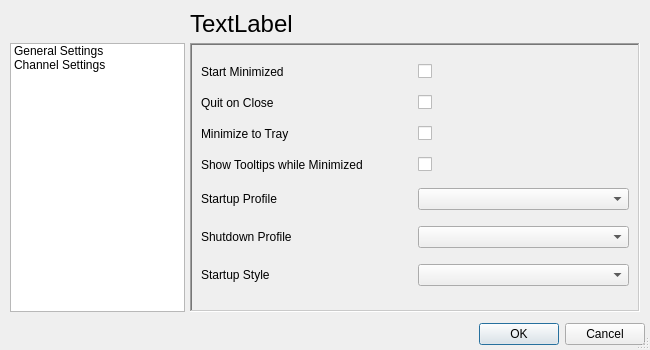
Qt form gui_preferences.ui (Shub77/phoebetria-code) before a commit.
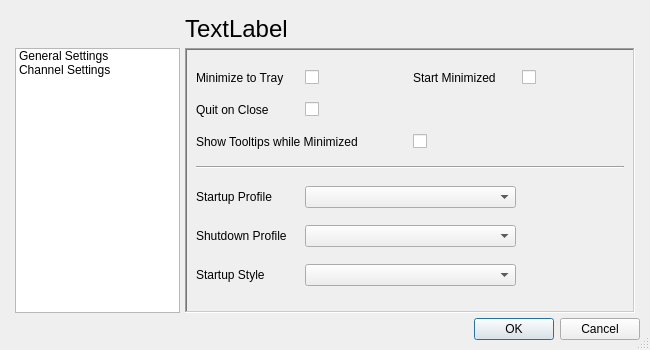
The same form after that commit.

Commit message: Some more layout tweaks in preferences.

Diff of the .ui file:
```diff
--- a/gui_preferences.ui
+++ b/gui_preferences.ui
@@ -27,7 +27,10 @@
   </property>
   <layout class="QGridLayout" name="gridLayout_5">
    <property name="margin">
-    <number>5</number>
+    <number>10</number>
+   </property>
+   <property name="spacing">
+    <number>0</number>
    </property>
    <item row="0" column="0">
     <layout class="QGridLayout" name="gridLayout_2">
@@ -88,31 +91,14 @@
        </property>
        <widget class="QWidget" name="page_generalSettings">
         <layout class="QGridLayout" name="gridLayout_4">
-         <item row="0" column="0">
-          <widget class="QLabel" name="lbl_minimizeOnStart">
-           <property name="text">
-            <string>Start Minimized</string>
-           </property>
-          </widget>
-         </item>
-         <item row="0" column="1">
-          <widget class="QCheckBox" name="ctrl_minimizeOnStart">
-           <property name="styleSheet">
-            <string notr="true"/>
-           </property>
-           <property name="text">
-            <string/>
-           </property>
-          </widget>
-         </item>
-         <item row="1" column="0">
+         <item row="3" column="0">
           <widget class="QLabel" name="lbl_quitOnClose">
            <property name="text">
             <string>Quit on Close</string>
            </property>
           </widget>
          </item>
-         <item row="1" column="1">
+         <item row="3" column="1">
           <widget class="QCheckBox" name="ctrl_quitOnClose">
            <property name="styleSheet">
             <string notr="true"/>
@@ -122,14 +108,38 @@
            </property>
           </widget>
          </item>
-         <item row="2" column="0">
+         <item row="5" column="0" colspan="4">
+          <widget class="Line" name="line">
+           <property name="orientation">
+            <enum>Qt::Horizontal</enum>
+           </property>
+          </widget>
+         </item>
+         <item row="0" column="2">
+          <widget class="QLabel" name="lbl_minimizeOnStart">
+           <property name="text">
+            <string>Start Minimized</string>
+           </property>
+          </widget>
+         </item>
+         <item row="0" column="0">
           <widget class="QLabel" name="lbl_MinimizeToTray">
            <property name="text">
             <string>Minimize to Tray</string>
            </property>
           </widget>
          </item>
-         <item row="2" column="1">
+         <item row="0" column="3">
+          <widget class="QCheckBox" name="ctrl_minimizeOnStart">
+           <property name="styleSheet">
+            <string notr="true"/>
+           </property>
+           <property name="text">
+            <string/>
+           </property>
+          </widget>
+         </item>
+         <item row="0" column="1">
           <widget class="QCheckBox" name="ctrl_minimizeToTray">
            <property name="styleSheet">
             <string notr="true"/>
@@ -139,45 +149,28 @@
            </property>
           </widget>
          </item>
-         <item row="3" column="0">
-          <widget class="QLabel" name="lbl_ShowTooltipOnMinimize">
-           <property name="text">
-            <string>Show Tooltips while Minimized</string>
-           </property>
-          </widget>
-         </item>
-         <item row="3" column="1">
-          <widget class="QCheckBox" name="ctrl_showTooltipOnMinimize">
-           <property name="styleSheet">
-            <string notr="true"/>
-           </property>
-           <property name="text">
-            <string/>
-           </property>
-          </widget>
-         </item>
-         <item row="4" column="0">
-          <widget class="QLabel" name="lbl_startupProfile">
-           <property name="text">
-            <string>Startup Profile</string>
-           </property>
-          </widget>
-         </item>
-         <item row="4" column="1">
-          <widget class="QComboBox" name="ctrl_startupProfile">
-           <property name="styleSheet">
-            <string notr="true"/>
-           </property>
-          </widget>
-         </item>
-         <item row="5" column="0">
+         <item row="9" column="0">
           <widget class="QLabel" name="lbl_shutdownProfile">
            <property name="text">
             <string>Shutdown Profile</string>
            </property>
           </widget>
          </item>
-         <item row="5" column="1">
+         <item row="8" column="0">
+          <widget class="QLabel" name="lbl_startupProfile">
+           <property name="text">
+            <string>Startup Profile</string>
+           </property>
+          </widget>
+         </item>
+         <item row="10" column="0">
+          <widget class="QLabel" name="lbl_selectStyle">
+           <property name="text">
+            <string>Startup Style</string>
+           </property>
+          </widget>
+         </item>
+         <item row="9" column="1" colspan="2">
           <widget class="QComboBox" name="ctrl_shutdownProfile">
            <property name="styleSheet">
             <string notr="true"/>
@@ -187,16 +180,33 @@
            </property>
           </widget>
          </item>
-         <item row="6" column="0">
-          <widget class="QLabel" name="lbl_selectStyle">
-           <property name="text">
-            <string>Startup Style</string>
+         <item row="8" column="1" colspan="2">
+          <widget class="QComboBox" name="ctrl_startupProfile">
+           <property name="styleSheet">
+            <string notr="true"/>
            </property>
           </widget>
          </item>
-         <item row="6" column="1">
+         <item row="10" column="1" colspan="2">
           <widget class="QComboBox" name="ctrl_style"/>
          </item>
+         <item row="4" column="0" colspan="2">
+          <widget class="QLabel" name="lbl_ShowTooltipOnMinimize">
+           <property name="text">
+            <string>Show Tooltips while Minimized</string>
+           </property>
+          </widget>
+         </item>
+         <item row="4" column="2">
+          <widget class="QCheckBox" name="ctrl_showTooltipOnMinimize">
+           <property name="styleSheet">
+            <string notr="true"/>
+           </property>
+           <property name="text">
+            <string/>
+           </property>
+          </widget>
+         </item>
         </layout>
        </widget>
        <widget class="QWidget" name="page_channelSettings">
```
